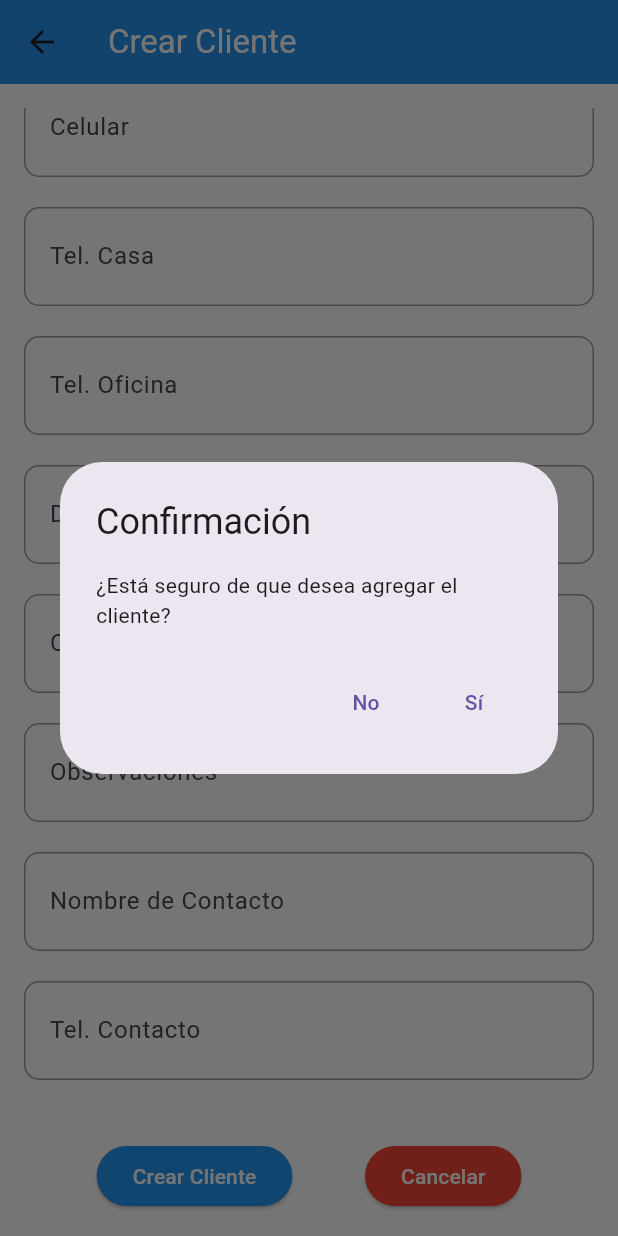
After one commit to Victor-8a/SYNC-PRO-MOBILE, a Flutter app: the CrearCliente screen opened directly, scrolled down 126 dp, after a tap on "Crear Cliente", on a phone screen of 412 x 824 dp. The commit adds this screen. Run offline on Flutter 3.47's test engine with Material 3 defaults, Android fonts, the phone set to English and light mode, and no system bars; our stand-ins replace curved_navigation_bar, fluttertoast, shared_preferences; accounts and stored records are empty; network calls fail.

Commit message:
se agrego la funcion de agregar clientes

```diff
--- a/lib/Models/Cliente.dart
+++ b/lib/Models/Cliente.dart
@@ -1,14 +1,65 @@
+
 class Cliente {
   int codCliente;
   String nombre;
   String cedula;
   String direccion;
+  String observaciones;
+  String telefono1;
+  String telefono2;
+  String celular;
+  String email;
+  bool credito;
+  double limiteCredito;
+  double plazoCredito;
+  double tipoPrecio;
+  bool restriccion;
+  double codMoneda;
+  bool moroso;
+  bool inHabilitado;
+  String fechaIngreso;
+  double idLocalidad;
+  double idAgente;
+  bool permiteDescuento;
+  double descuento;
+  double maxDescuento;
+  bool exonerar;
+  String codigo;
+  String contacto;
+  String telContacto;
+  double dpi;
+  double categoria;
 
   Cliente({
     required this.codCliente,
     required this.nombre,
     required this.cedula,
     required this.direccion,
+    this.observaciones = '',
+    this.telefono1 = '',
+    this.telefono2 = '',
+    this.celular = '',
+    this.email = '',
+    this.credito = false,
+    this.limiteCredito = 0.0,
+    this.plazoCredito = 0.0,
+    this.tipoPrecio = 0.0,
+    this.restriccion = false,
+    this.codMoneda = 0.0,
+    this.moroso = false,
+    this.inHabilitado = false,
+    this.fechaIngreso = '',
+    this.idLocalidad = 0.0,
+    this.idAgente = 0.0,
+    this.permiteDescuento = false,
+    this.descuento = 0.0,
+    this.maxDescuento = 0.0,
+    this.exonerar = false,
+    this.codigo = '',
+    this.contacto = '',
+    this.telContacto = '',
+    this.dpi = 0.0,
+    this.categoria = 0.0,
   });
 
   factory Cliente.fromJson(Map<String, dynamic> json) {
@@ -17,6 +68,43 @@ class Cliente {
       nombre: json['Nombre'],
       cedula: json['Cedula'],
       direccion: json['Direccion'],
+      observaciones: json['Observaciones'],
+      telefono1: json['Telefono1'],
+      telefono2: json['Telefono2'],
+      celular: json['Celular'],
+      email: json['Email'],
+      credito: json['Credito'],
+      limiteCredito: (json['LimiteCredito'] == null)
+          ? 0.0
+          : json['LimiteCredito'].toDouble(),
+      plazoCredito: (json['PlazoCredito'] == null)
+          ? 0.0
+          : json['PlazoCredito'].toDouble(),
+      tipoPrecio:
+          (json['TipoPrecio'] == null) ? 0.0 : json['TipoPrecio'].toDouble(),
+      restriccion: json['Restriccion'],
+      codMoneda:
+          (json['CodMoneda'] == null) ? 0.0 : json['CodMoneda'].toDouble(),
+      moroso: json['Moroso'],
+      inHabilitado: json['InHabilitado'],
+      fechaIngreso: json['FechaIngreso'],
+      idLocalidad:
+          (json['IdLocalidad'] == null) ? 0.0 : json['IdLocalidad'].toDouble(),
+      idAgente: (json['IdAgente'] == null) ? 0.0 : json['IdAgente'].toDouble(),
+      permiteDescuento: json['PermiteDescuento'],
+      descuento:
+          (json['Descuento'] == null) ? 0.0 : json['Descuento'].toDouble(),
+      maxDescuento: (json['MaxDescuento'] == null)
+          ? 0.0
+          : json['MaxDescuento'].toDouble(),
+      exonerar: json['Exonerar'],
+      codigo: json['Codigo'],
+      contacto: json['Contacto'],
+      telContacto: json['TelContacto'],
+      dpi: (json['DPI'] == null) ? 0.0 : json['DPI'].toDouble(),
+      categoria:
+          (json['Categoria'] == null) ? 0.0 : json['Categoria'].toDouble(),
+
     );
   }
 
@@ -25,6 +113,32 @@ class Cliente {
       'codCliente': codCliente,
       'nombre': nombre,
       'cedula': cedula,
-      'direccion': direccion
-    };}
+      'direccion': direccion,
+      'Observaciones': observaciones,
+      'Telefono1': telefono1,
+      'Telefono2': telefono2,
+      'Celular': celular,
+      'Email': email,
+      'Credito': credito,
+      'LimiteCredito': limiteCredito,
+      'PlazoCredito': plazoCredito,
+      'TipoPrecio': tipoPrecio,
+      'Restriccion': restriccion,
+      'CodMoneda': codMoneda,
+      'Moroso': moroso,
+      'InHabilitado': inHabilitado,
+      'FechaIngreso': fechaIngreso,
+      'IdLocalidad': idLocalidad,
+      'IdAgente': idAgente,
+      'PermiteDescuento': permiteDescuento,
+      'Descuento': descuento,
+      'MaxDescuento': maxDescuento,
+      'Exonerar': exonerar,
+      'Codigo': codigo,
+      'Contacto': contacto,
+      'TelContacto': telContacto,
+      'DPI': dpi,
+      'Categoria': categoria,
+    };
+  }
 }
--- /dev/null
+++ b/lib/crear_cliente.dart
@@ -0,0 +1,262 @@
+import 'package:flutter/material.dart';
+import 'package:flutter/services.dart';
+
+class CrearCliente extends StatefulWidget {
+  const CrearCliente({Key? key}) : super(key: key);
+
+  @override
+  _CrearClienteState createState() => _CrearClienteState();
+}
+
+class _CrearClienteState extends State<CrearCliente> {
+  String _selectedOption = 'CF';
+  final _cedulaController = TextEditingController();
+  final _nombreController = TextEditingController();
+  final _celularController = TextEditingController();
+  final _telCasaController = TextEditingController();
+  final _telOficinaController = TextEditingController();
+  final _direccionController = TextEditingController();
+  final _emailController = TextEditingController();
+  final _observacionesController = TextEditingController();
+  final _nombreContactoController = TextEditingController();
+  final _telContactoController = TextEditingController();
+
+  Widget _buildRoundedTextField(TextEditingController controller, String labelText, TextInputType keyboardType) {
+    return Container(
+      decoration: BoxDecoration(
+        borderRadius: BorderRadius.circular(10.0),
+        border: Border.all(
+          color: Colors.grey,
+          width: 1.0,
+        ),
+      ),
+      child: TextFormField(
+        controller: controller,
+        decoration: InputDecoration(
+          labelText: labelText,
+          border: InputBorder.none,
+          contentPadding: EdgeInsets.symmetric(horizontal: 16.0, vertical: 12.0),
+        ),
+        keyboardType: keyboardType,
+      ),
+    );
+  }
+
+  void _crearCliente() async {
+    bool shouldCreate = await showDialog(
+      context: context,
+      builder: (BuildContext context) {
+        return AlertDialog(
+          title: const Text('Confirmación'),
+          content: const Text('¿Está seguro de que desea agregar el cliente?'),
+          actions: <Widget>[
+            TextButton(
+              onPressed: () => Navigator.of(context).pop(false),
+              child: const Text('No'),
+            ),
+            TextButton(
+              onPressed: () => Navigator.of(context).pop(true),
+              child: const Text('Sí'),
+            ),
+          ],
+        );
+      },
+    );
+
+    if (shouldCreate) {
+      // Aquí puedes agregar la lógica para crear el cliente.
+      print('Cliente creado');
+
+      // Limpiar los campos después de agregar el cliente.
+      _limpiarCampos();
+    }
+  }
+
+  void _cancelar() async {
+    bool shouldCancel = await showDialog(
+      context: context,
+      builder: (BuildContext context) {
+        return AlertDialog(
+          title: const Text('Confirmación'),
+          content: const Text('¿Está seguro de que desea cancelar?'),
+          actions: <Widget>[
+            TextButton(
+              onPressed: () => Navigator.of(context).pop(false),
+              child: const Text('No'),
+            ),
+            TextButton(
+              onPressed: () => Navigator.of(context).pop(true),
+              child: const Text('Sí'),
+            ),
+          ],
+        );
+      },
+    );
+
+    if (shouldCancel) {
+      // Limpiar los campos sin regresar atrás.
+      _limpiarCampos();
+    }
+  }
+
+  void _limpiarCampos() {
+    setState(() {
+      _cedulaController.clear();
+      _nombreController.clear();
+      _celularController.clear();
+      _telCasaController.clear();
+      _telOficinaController.clear();
+      _direccionController.clear();
+      _emailController.clear();
+      _observacionesController.clear();
+      _nombreContactoController.clear();
+      _telContactoController.clear();
+      _selectedOption = 'CF';
+    });
+  }
+
+  @override
+  Widget build(BuildContext context) {
+    return WillPopScope(
+      onWillPop: () async {
+        bool shouldPop = await showDialog(
+          context: context,
+          builder: (context) => AlertDialog(
+            title: const Text('Confirmación'),
+            content: const Text('¿Estás seguro de que quieres salir?'),
+            actions: <Widget>[
+              TextButton(
+                onPressed: () => Navigator.of(context).pop(false),
+                child: const Text('No'),
+              ),
+              TextButton(
+                onPressed: () => Navigator.of(context).pop(true),
+                child: const Text('Sí'),
+              ),
+            ],
+          ),
+        );
+        return shouldPop;
+      },
+      child: Scaffold(
+        appBar: AppBar(
+          title: const Text(
+            'Crear Cliente',
+            style: TextStyle(color: Colors.white),
+          ),
+          backgroundColor: Colors.blue,
+        ),
+        backgroundColor: Colors.white,
+        body: Padding(
+          padding: const EdgeInsets.all(16.0),
+          child: SingleChildScrollView(
+            child: Column(
+              children: <Widget>[
+                Row(
+                  children: [
+                    Expanded(
+                      child: Container(
+                        decoration: BoxDecoration(
+                          borderRadius: BorderRadius.circular(10.0),
+                          border: Border.all(
+                            color: Colors.blue,
+                            width: 1.0,
+                          ),
+                        ),
+                        child: TextFormField(
+                          controller: _cedulaController,
+                          keyboardType: _selectedOption == 'CF' ? TextInputType.text : TextInputType.number,
+                          inputFormatters: _selectedOption == 'CF'
+                              ? null
+                              : <TextInputFormatter>[
+                                  FilteringTextInputFormatter.digitsOnly,
+                                  LengthLimitingTextInputFormatter(
+                                    _selectedOption == 'DPI/CUI'
+                                        ? 13
+                                        : _selectedOption == 'NIT'
+                                            ? 9
+                                            : null,
+                                  ),
+                                ],
+                          decoration: InputDecoration(
+                            labelText: _selectedOption,
+                            border: InputBorder.none,
+                            contentPadding: EdgeInsets.symmetric(horizontal: 16.0, vertical: 12.0),
+                          ),
+                          enabled: _selectedOption != 'CF',
+                        ),
+                      ),
+                    ),
+                    const SizedBox(width: 10),
+                    DropdownButton<String>(
+                      value: _selectedOption,
+                      onChanged: (String? newValue) {
+                        setState(() {
+                          _selectedOption = newValue!;
+                          _cedulaController.clear();
+                          _nombreController.clear();
+                        });
+                      },
+                      items: <String>['CF', 'NIT', 'DPI/CUI']
+                          .map<DropdownMenuItem<String>>((String value) {
+                        return DropdownMenuItem<String>(
+                          value: value,
+                          child: Text(value),
+                        );
+                      }).toList(),
+                    ),
+                  ],
+                ),
+                const SizedBox(height: 20),
+                if (_selectedOption != 'CF')
+                  _buildRoundedTextField(_nombreController, 'Nombre', TextInputType.text),
+                const SizedBox(height: 20),
+                _buildRoundedTextField(_celularController, 'Celular', TextInputType.phone),
+                const SizedBox(height: 20),
+                _buildRoundedTextField(_telCasaController, 'Tel. Casa', TextInputType.phone),
+                const SizedBox(height: 20),
+                _buildRoundedTextField(_telOficinaController, 'Tel. Oficina', TextInputType.phone),
+                const SizedBox(height: 20),
+                _buildRoundedTextField(_direccionController, 'Dirección', TextInputType.streetAddress),
+                const SizedBox(height: 20),
+                _buildRoundedTextField(_emailController, 'Correo Electrónico', TextInputType.emailAddress),
+                const SizedBox(height: 20),
+                _buildRoundedTextField(_observacionesController, 'Observaciones', TextInputType.multiline),
+                const SizedBox(height: 20),
+                _buildRoundedTextField(_nombreContactoController, 'Nombre de Contacto', TextInputType.text),
+                const SizedBox(height: 20),
+                _buildRoundedTextField(_telContactoController, 'Tel. Contacto', TextInputType.phone),
+                const SizedBox(height: 40),
+                Row(
+                  mainAxisAlignment: MainAxisAlignment.spaceEvenly,
+                  children: [
+                    ElevatedButton(
+                      onPressed: _crearCliente,
+                      style: ElevatedButton.styleFrom(
+                        backgroundColor: Colors.blue,
+                      ),
+                      child: const Text(
+                        'Crear Cliente',
+                        style: TextStyle(color: Colors.white),
+                      ),
+                    ),
+                    ElevatedButton(
+                      onPressed: _cancelar,
+                      style: ElevatedButton.styleFrom(
+                        backgroundColor: Colors.red,
+                      ),
+                      child: const Text(
+                        'Cancelar',
+                        style: TextStyle(color: Colors.white),
+                      ),
+                    ),
+                  ],
+                ),
+              ],
+            ),
+          ),
+        ),
+      ),
+    );
+  }
+}
```
Also changed, not shown: lib/pagina_cliente.dart (+32 -3 lines), lib/pagina_pedidos.dart (+14 -10 lines), lib/second_page.dart (+8 -7 lines), lib/main.dart (line endings or trailing spaces), lib/seleccionar_clientes.dart (line endings or trailing spaces).
